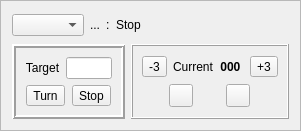
Before: the Qt Designer form mqt/MqtLogger/rotcontrolframe.ui in Rsclub22/Minos2-Mirror, drawn with Qt 5.
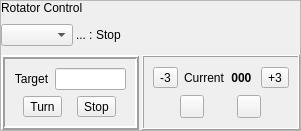
After: the same form once the commit is applied.

Commit message: Some panel titling

The edit to the form file:
```diff
--- a/mqt/MqtLogger/rotcontrolframe.ui
+++ b/mqt/MqtLogger/rotcontrolframe.ui
@@ -20,6 +20,34 @@
    <enum>QFrame::Raised</enum>
   </property>
   <layout class="QVBoxLayout" name="verticalLayout_3">
+   <property name="spacing">
+    <number>3</number>
+   </property>
+   <property name="leftMargin">
+    <number>0</number>
+   </property>
+   <property name="topMargin">
+    <number>0</number>
+   </property>
+   <property name="rightMargin">
+    <number>0</number>
+   </property>
+   <property name="bottomMargin">
+    <number>0</number>
+   </property>
+   <item>
+    <widget class="QLabel" name="label_4">
+     <property name="sizePolicy">
+      <sizepolicy hsizetype="Preferred" vsizetype="Fixed">
+       <horstretch>0</horstretch>
+       <verstretch>0</verstretch>
+      </sizepolicy>
+     </property>
+     <property name="text">
+      <string>Rotator Control</string>
+     </property>
+    </widget>
+   </item>
    <item>
     <layout class="QHBoxLayout" name="horizontalLayout_7">
      <item>
```
The commit also changes 3 other files.
